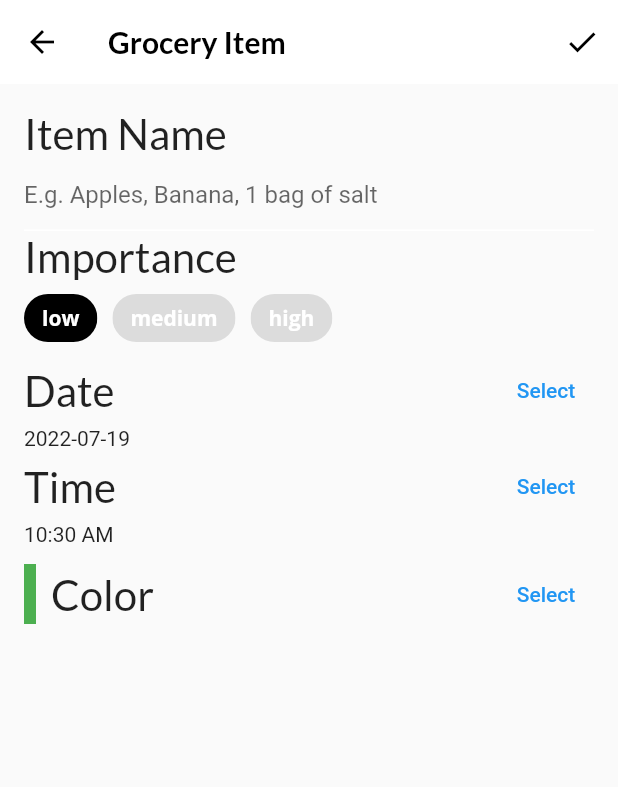
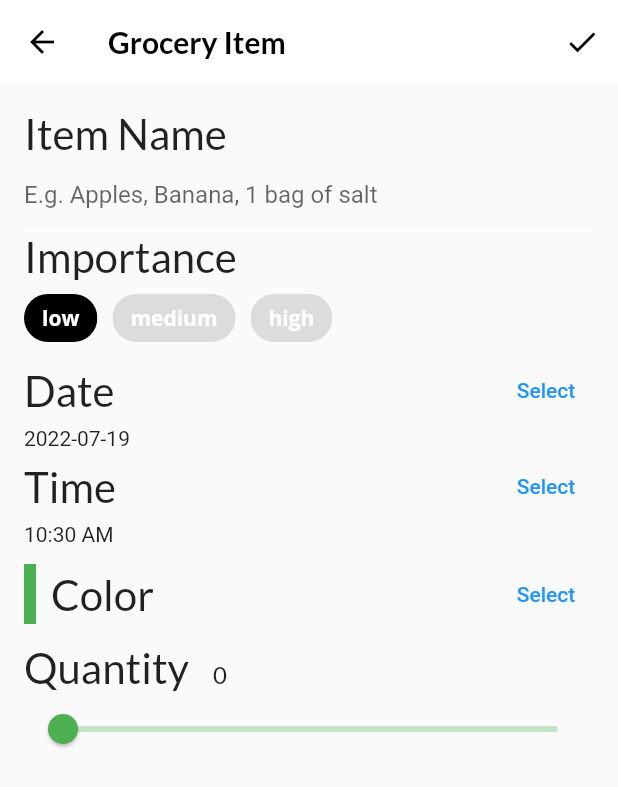
Before and after one commit to tian3rd/fooderlich2, a Flutter app: the screen it shows after launch, item 3 of the bottom bar chosen, after a tap on the "add" icon, on a phone screen of 412 x 824 dp. Shown: the top 787 px of the screen. Run offline on Flutter 3.47's test engine with Material 2 defaults, Android fonts, the phone set to English and light mode, and no system bars; our stand-ins replace flutter_colorpicker, google_fonts; project files that could hold a hidden picture were left out.

Commit message:
build quantity slider

```diff
--- a/lib/screens/grocery_item_screen.dart
+++ b/lib/screens/grocery_item_screen.dart
@@ -102,6 +102,8 @@ class _GroceryItemScreenState extends State<GroceryItemScreen> {
             const SizedBox(height: 8),
             buildColorPicker(context),
             // TODO 18: add slider
+            const SizedBox(height: 8),
+            buildQuantityField(),
             // TODO 19: add grocery tile
           ],
         ),
@@ -337,5 +339,45 @@ class _GroceryItemScreenState extends State<GroceryItemScreen> {
   }
 
 // TODO: add buildQuantityField()
+  Widget buildQuantityField() {
+    return Column(
+      crossAxisAlignment: CrossAxisAlignment.start,
+      children: [
+        Row(
+          crossAxisAlignment: CrossAxisAlignment.baseline,
+          textBaseline: TextBaseline.alphabetic,
+          children: [
+            Text(
+              'Quantity',
+              style: GoogleFonts.lato(
+                fontSize: 28,
+              ),
+            ),
+            const SizedBox(width: 16),
+            Text(
+              '$_currentSliderValue',
+              style: GoogleFonts.lato(
+                fontSize: 16,
+              ),
+            ),
+          ],
+        ),
+        Slider(
+          value: _currentSliderValue.toDouble(),
+          min: 0,
+          max: 100,
+          divisions: 100,
+          label: '$_currentSliderValue',
+          onChanged: (newValue) {
+            setState(() {
+              _currentSliderValue = newValue.round();
+            });
+          },
+          activeColor: _currentColor,
+          inactiveColor: _currentColor.withOpacity(0.3),
+        ),
+      ],
+    );
+  }
 
 }
```
